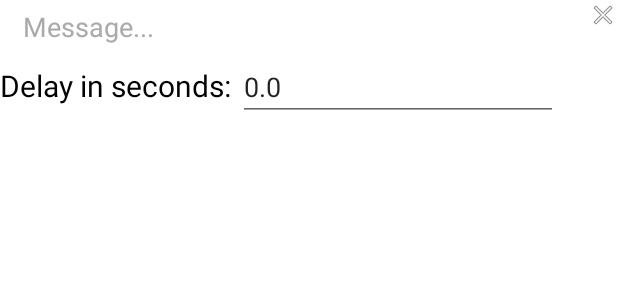
After one commit to Piqulsky/FakeChat, an Android app: the layout layout_setting_delayed.xml on its own in the app's theme, with its tools: preview values and no code run, on a phone screen of 412 x 824 dp. The commit adds this screen. Shown: the top 300 px of the screen. Run offline under Robolectric (Android 15) with nearby library versions, the phone set to English and light mode, and no system bars.

Commit message:
Added delayed messages to settings, not chats yet

```diff
--- a/app/src/main/java/com/example/fakechat/chats/ChatHolder.java
+++ b/app/src/main/java/com/example/fakechat/chats/ChatHolder.java
@@ -13,9 +13,9 @@ import androidx.recyclerview.widget.RecyclerView;
 import com.example.fakechat.R;
 
 public class ChatHolder extends RecyclerView.ViewHolder {
-    private TextView textViewReceiver;
-    private ImageView imageViewAvatar;
-    private ImageButton imageViewButton;
+    private final TextView textViewReceiver;
+    private final ImageView imageViewAvatar;
+    private final ImageButton imageViewButton;
     public ChatHolder(@NonNull View itemView) {
         super(itemView);
         textViewReceiver = itemView.findViewById(R.id.textViewChatReceiver);
--- /dev/null
+++ b/app/src/main/res/layout/layout_setting_delayed.xml
@@ -0,0 +1,64 @@
+<?xml version="1.0" encoding="utf-8"?>
+<LinearLayout xmlns:android="http://schemas.android.com/apk/res/android"
+    xmlns:app="http://schemas.android.com/apk/res-auto"
+    android:layout_width="match_parent"
+    android:layout_height="wrap_content"
+    android:clickable="true"
+    android:focusableInTouchMode="true"
+    android:orientation="vertical">
+
+    <LinearLayout
+        android:layout_width="match_parent"
+        android:layout_height="match_parent"
+        android:orientation="horizontal">
+
+        <EditText
+            android:id="@+id/editTextSettingDelayedMessage"
+            android:layout_width="wrap_content"
+            android:layout_height="wrap_content"
+            android:layout_weight="1"
+            android:background="@drawable/message_bubble_received"
+            android:ems="10"
+            android:hint="Message..."
+            android:inputType="textPersonName"
+            android:padding="5dp"
+            android:paddingStart="15dp"
+            android:textColor="#FFFFFF"
+            android:textColorHint="#AAAAAA" />
+
+        <ImageButton
+            android:id="@+id/imageButtonDeleteDelayed"
+            android:layout_width="20sp"
+            android:layout_height="20sp"
+            android:background="?android:attr/selectableItemBackground"
+            android:scaleType="fitXY"
+            app:srcCompat="@android:drawable/ic_menu_close_clear_cancel" />
+    </LinearLayout>
+
+    <LinearLayout
+        android:layout_width="match_parent"
+        android:layout_height="match_parent"
+        android:orientation="horizontal">
+
+        <TextView
+            android:id="@+id/textView"
+            android:layout_width="wrap_content"
+            android:layout_height="wrap_content"
+            android:text="Delay in seconds: "
+            android:textColor="#000000"
+            android:textSize="20sp" />
+
+        <EditText
+            android:id="@+id/editTextDelay"
+            android:layout_width="wrap_content"
+            android:layout_height="wrap_content"
+            android:ems="10"
+            android:inputType="number"
+            android:text="0.0" />
+    </LinearLayout>
+
+    <Space
+        android:layout_width="match_parent"
+        android:layout_height="15dp" />
+
+</LinearLayout>
```
Also changed, not shown: app/src/main/java/com/example/fakechat/ChatData.java (+9 -0 lines), app/src/main/java/com/example/fakechat/DelayedData.java (added, +29 -0 lines), app/src/main/java/com/example/fakechat/settings/SettingDelayedAdapter.java (added, +104 -0 lines), app/src/main/java/com/example/fakechat/settings/SettingDelayedHolder.java (added, +57 -0 lines), app/src/main/java/com/example/fakechat/settings/SettingHolder.java (+26 -11 lines), app/src/main/java/com/example/fakechat/settings/SettingMessageHolder.java (+6 -6 lines), app/src/main/java/com/example/fakechat/settings/SettingMessagesAdapter.java (+17 -22 lines), app/src/main/java/com/example/fakechat/settings/SettingsAdapter.java (+13 -5 lines), app/src/main/res/layout/layout_setting.xml (+22 -0 lines).
